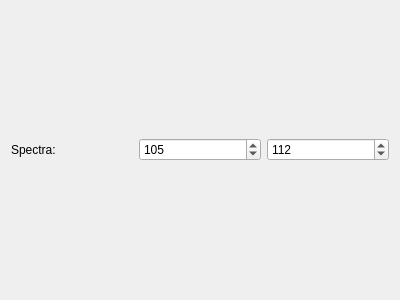
This is UI/SampleChanger.ui in AnthonyLim23/quickrun as Qt 5 draws it before an edit. The edited form follows.
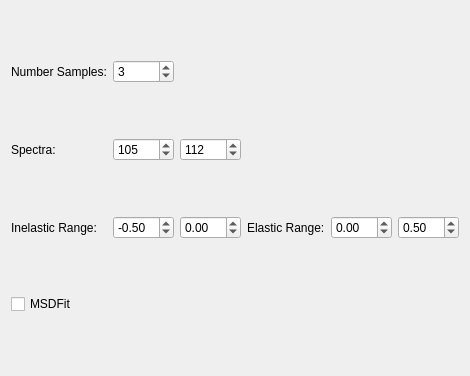
This is the edited form.

```diff
--- a/UI/SampleChanger.ui
+++ b/UI/SampleChanger.ui
@@ -6,22 +6,63 @@
    <rect>
     <x>0</x>
     <y>0</y>
-    <width>400</width>
-    <height>300</height>
+    <width>411</width>
+    <height>376</height>
    </rect>
   </property>
   <property name="windowTitle">
    <string>Form</string>
   </property>
   <layout class="QGridLayout" name="gridLayout">
-   <item row="0" column="0">
+   <item row="2" column="3">
+    <widget class="QLabel" name="lb_elastic">
+     <property name="text">
+      <string>Elastic Range:</string>
+     </property>
+    </widget>
+   </item>
+   <item row="2" column="2">
+    <widget class="QDoubleSpinBox" name="dsb_inelasticMax">
+     <property name="minimum">
+      <double>-99.989999999999995</double>
+     </property>
+     <property name="singleStep">
+      <double>0.010000000000000</double>
+     </property>
+    </widget>
+   </item>
+   <item row="0" column="1">
+    <widget class="QSpinBox" name="sb_samples">
+     <property name="value">
+      <number>3</number>
+     </property>
+    </widget>
+   </item>
+   <item row="1" column="2">
+    <widget class="QSpinBox" name="sb_spectraMax">
+     <property name="maximum">
+      <number>500</number>
+     </property>
+     <property name="value">
+      <number>112</number>
+     </property>
+    </widget>
+   </item>
+   <item row="2" column="0">
+    <widget class="QLabel" name="lb_inelastic">
+     <property name="text">
+      <string>Inelastic Range:</string>
+     </property>
+    </widget>
+   </item>
+   <item row="1" column="0">
     <widget class="QLabel" name="lb_spectra">
      <property name="text">
       <string>Spectra:</string>
      </property>
     </widget>
    </item>
-   <item row="0" column="1">
+   <item row="1" column="1">
     <widget class="QSpinBox" name="sb_spectraMin">
      <property name="maximum">
       <number>500</number>
@@ -31,13 +72,53 @@
      </property>
     </widget>
    </item>
-   <item row="0" column="2">
-    <widget class="QSpinBox" name="sb_spectraMax">
-     <property name="maximum">
-      <number>500</number>
+   <item row="2" column="4">
+    <widget class="QDoubleSpinBox" name="dsb_elasticMin">
+     <property name="minimum">
+      <double>-99.989999999999995</double>
      </property>
+     <property name="singleStep">
+      <double>0.010000000000000</double>
+     </property>
+    </widget>
+   </item>
+   <item row="0" column="0">
+    <widget class="QLabel" name="lb_samples">
+     <property name="text">
+      <string>Number Samples:</string>
+     </property>
+    </widget>
+   </item>
+   <item row="2" column="1">
+    <widget class="QDoubleSpinBox" name="dsb_inelasticMin">
+     <property name="minimum">
+      <double>-99.000000000000000</double>
+     </property>
+     <property name="singleStep">
+      <double>0.010000000000000</double>
+     </property>
      <property name="value">
-      <number>112</number>
+      <double>-0.500000000000000</double>
+     </property>
+    </widget>
+   </item>
+   <item row="2" column="5">
+    <widget class="QDoubleSpinBox" name="dsb_elasticMax">
+     <property name="minimum">
+      <double>-99.989999999999995</double>
+     </property>
+     <property name="singleStep">
+      <double>0.010000000000000</double>
+     </property>
+     <property name="value">
+      <double>0.500000000000000</double>
+     </property>
+    </widget>
+   </item>
+   <item row="3" column="0">
+    <widget class="QCheckBox" name="cb_msdfit">
+     <property name="text">
+      <string>MSDFit</string>
      </property>
     </widget>
    </item>
```
